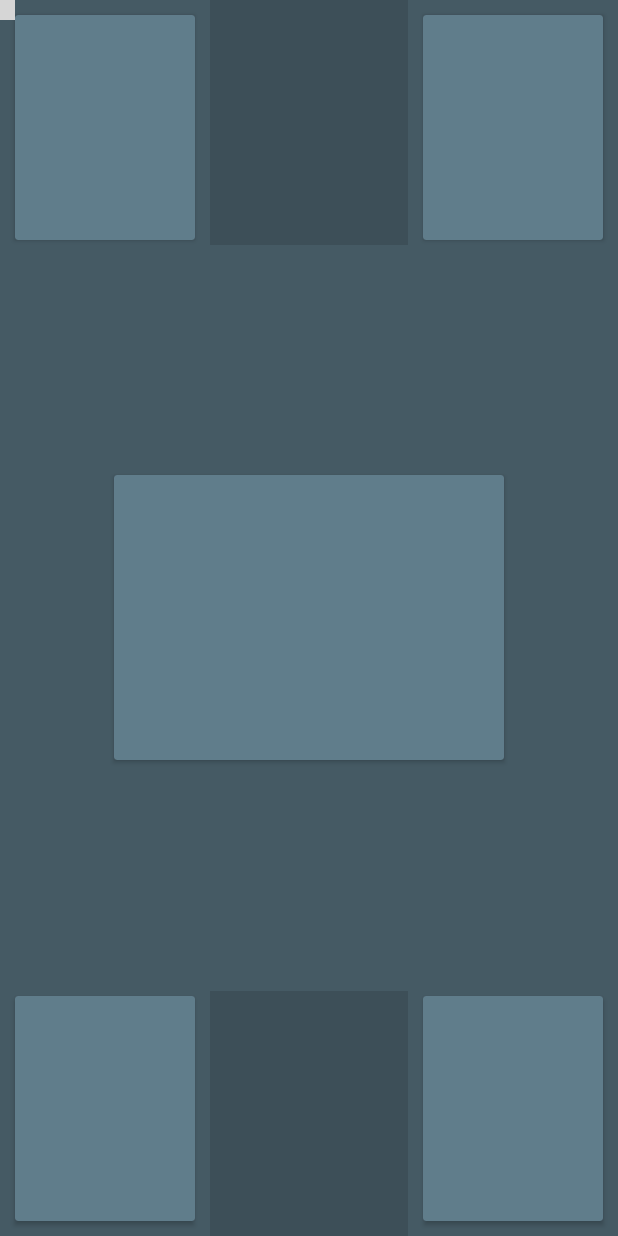
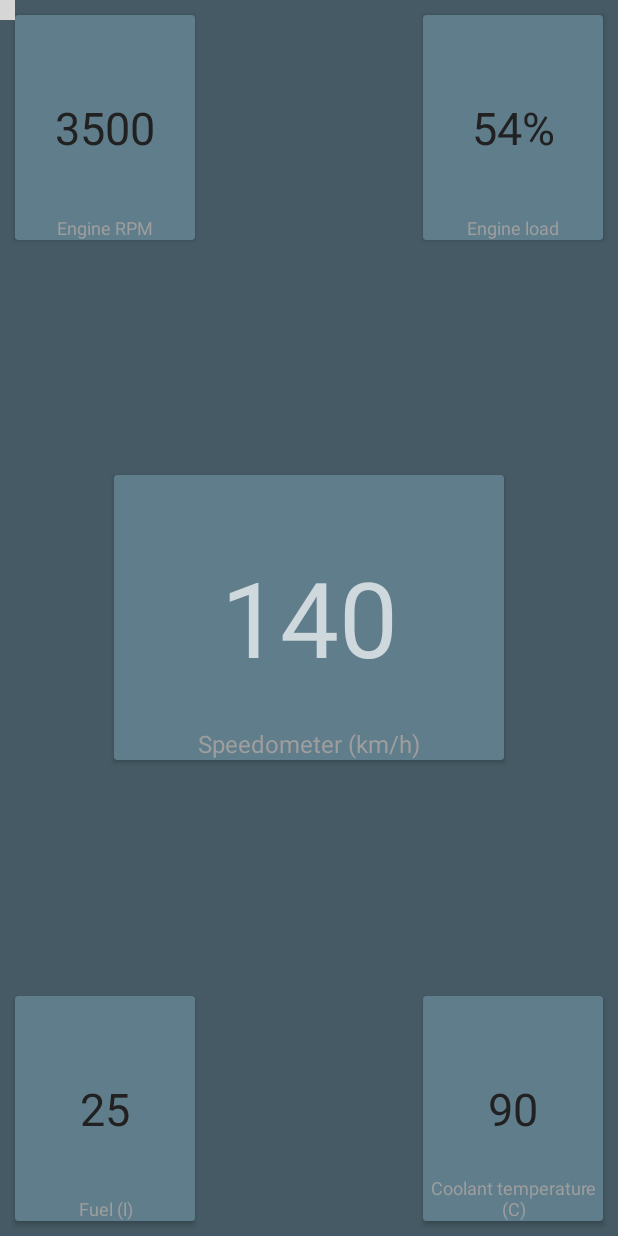
Before and after one commit to teodor-hristov/Driverify, an Android app: the layout activity_drive.xml on its own in the app's theme, with its tools: preview values and no code run, on a phone screen of 412 x 824 dp. Run offline under Robolectric (Android 15) with nearby library versions, the phone set to English and light mode, and no system bars; grey boxes are pictures that could not be loaded.

Commit message:
Add test design

```diff
--- a/app/src/main/res/layout/activity_drive.xml
+++ b/app/src/main/res/layout/activity_drive.xml
@@ -44,21 +44,38 @@
         android:layout_margin="10dp"
         android:clickable="true"
         android:foreground="?android:attr/selectableItemBackground"
-        app:cardBackgroundColor="@color/primary">
+        app:cardBackgroundColor="@color/primary"
+            android:focusable="true">
 
-        <LinearLayout
+
+            <TextView
                 android:layout_width="match_parent"
                 android:layout_height="match_parent"
-            android:orientation="horizontal">
+                android:gravity="bottom|center_horizontal"
+                android:text="@string/rpmText"
+                android:textColor="@color/accent"
+                android:textSize="12sp">
+            </TextView>
+            <TextView
+                android:id="@+id/rpmValue"
+                android:layout_width="match_parent"
+                android:layout_height="match_parent"
+                android:gravity="center"
+                android:text="3500"
+                android:textColor="@color/primary_text"
+                android:fontFamily="sans-serif"
+                android:textSize="30sp">
+            </TextView>
 
-        </LinearLayout>
         </androidx.cardview.widget.CardView>
+
     <View
-        android:id="@+id/divider"
-        android:layout_width="1dp"
+        android:id="@+id/divider1"
+        android:layout_width="0dp"
         android:layout_height="163dp"
         android:layout_weight="1"
-        android:background="?android:attr/listDivider" />
+        android:background="?android:attr/listDivider"
+        android:visibility="invisible" />
         <androidx.cardview.widget.CardView
         android:id="@+id/fuel"
         android:layout_width="120dp"
@@ -66,13 +83,26 @@
         android:layout_margin="10dp"
         android:clickable="true"
         android:foreground="?android:attr/selectableItemBackground"
-        app:cardBackgroundColor="@color/primary">
-        <LinearLayout
+        app:cardBackgroundColor="@color/primary"
+            android:focusable="true">
+            <TextView
                 android:layout_width="match_parent"
                 android:layout_height="match_parent"
-            android:orientation="horizontal">
-
-        </LinearLayout>
+                android:gravity="bottom|center_horizontal"
+                android:text="@string/engineLoadText"
+                android:textColor="@color/accent"
+                android:textSize="12sp">
+            </TextView>
+            <TextView
+                android:id="@+id/engineLoadValue"
+                android:layout_width="match_parent"
+                android:layout_height="match_parent"
+                android:gravity="center"
+                android:text="54%"
+                android:textColor="@color/primary_text"
+                android:fontFamily="sans-serif"
+                android:textSize="30sp">
+            </TextView>
         </androidx.cardview.widget.CardView>
 
     </LinearLayout>
@@ -89,13 +119,26 @@
             android:layout_margin="10dp"
             android:clickable="true"
             android:foreground="?android:attr/selectableItemBackground"
-            app:cardBackgroundColor="@color/primary">
-            <LinearLayout
+            app:cardBackgroundColor="@color/primary"
+            android:focusable="true">
+                <TextView
                     android:layout_width="match_parent"
                     android:layout_height="match_parent"
-                android:orientation="horizontal">
-
-            </LinearLayout>
+                    android:gravity="bottom|center_horizontal"
+                    android:text="@string/speedometerText"
+                    android:textColor="@color/accent"
+                    android:textSize="16sp">
+                </TextView>
+                <TextView
+                    android:id="@+id/speedometerValue"
+                    android:layout_width="match_parent"
+                    android:layout_height="match_parent"
+                    android:gravity="center"
+                    android:text="140"
+                    android:textColor="@color/primary_light"
+                    android:fontFamily="sans-serif"
+                    android:textSize="70sp">
+                </TextView>
         </androidx.cardview.widget.CardView>
 
     </LinearLayout>
@@ -111,21 +154,37 @@
             android:layout_margin="10dp"
             android:clickable="true"
             android:foreground="?android:attr/selectableItemBackground"
-            app:cardBackgroundColor="@color/primary">
+            app:cardBackgroundColor="@color/primary"
+            android:focusable="true">
 
-            <LinearLayout
+                <TextView
                     android:layout_width="match_parent"
                     android:layout_height="match_parent"
-                android:orientation="horizontal">
+                    android:gravity="bottom|center_horizontal"
+                    android:text="@string/fuelText"
+                    android:textColor="@color/accent"
+                    android:textSize="12sp">
+                </TextView>
+            <TextView
+                android:id="@+id/fuelValue"
+                android:layout_width="match_parent"
+                android:layout_height="match_parent"
+                android:gravity="center"
+                android:text="25"
+                android:textColor="@color/primary_text"
+                android:fontFamily="sans-serif"
+                android:textSize="30sp">
+            </TextView>
 
-            </LinearLayout>
         </androidx.cardview.widget.CardView>
+
         <View
-            android:id="@+id/divider"
-            android:layout_width="1dp"
+            android:id="@+id/divider2"
+            android:layout_width="0dp"
             android:layout_height="163dp"
             android:layout_weight="1"
-            android:background="?android:attr/listDivider" />
+            android:background="?android:attr/listDivider"
+            android:visibility="invisible" />
         <androidx.cardview.widget.CardView
             android:id="@+id/engineLoad"
             android:layout_width="120dp"
@@ -133,13 +192,27 @@
             android:layout_margin="10dp"
             android:clickable="true"
             android:foreground="?android:attr/selectableItemBackground"
-            app:cardBackgroundColor="@color/primary">
-            <LinearLayout
+            app:cardBackgroundColor="@color/primary"
+            android:focusable="true">
+                <TextView
                     android:layout_width="match_parent"
                     android:layout_height="match_parent"
-                android:orientation="horizontal">
+                    android:gravity="bottom|center_horizontal"
+                    android:text="@string/coolantText"
+                    android:textColor="@color/accent"
+                    android:textSize="12sp">
 
-            </LinearLayout>
+                </TextView>
+                <TextView
+                    android:id="@+id/coolantValue"
+                    android:layout_width="match_parent"
+                    android:layout_height="match_parent"
+                    android:gravity="center"
+                    android:text="90"
+                    android:textColor="@color/primary_text"
+                    android:fontFamily="sans-serif"
+                    android:textSize="30sp">
+                </TextView>
         </androidx.cardview.widget.CardView>
 
     </LinearLayout>
--- a/app/src/main/res/values/strings.xml
+++ b/app/src/main/res/values/strings.xml
@@ -6,6 +6,13 @@
     <string name="no_camera_permission">This application cannot run because it does not have the camera permission.  The application will now exit.</string>
     <string name="low_storage_error">Face detector dependencies cannot be downloaded due to low device storage</string>
 
+    <string name="rpmText">Engine RPM</string>
+    <string name="coolantText">Coolant temperature (C)</string>
+    <string name="fuelText">Fuel (l)</string>
+    <string name="engineLoadText">Engine load</string>
+    <string name="speedometerText">Speedometer (km/h)</string>
+
+
     <string name="title_activity_fullscreen">FullscreenActivity</string>
     <string name="dummy_button">Dummy Button</string>
     <string name="dummy_content">DUMMY\nCONTENT</string>
```
Lines whose indentation alone changed are shown as unchanged.
